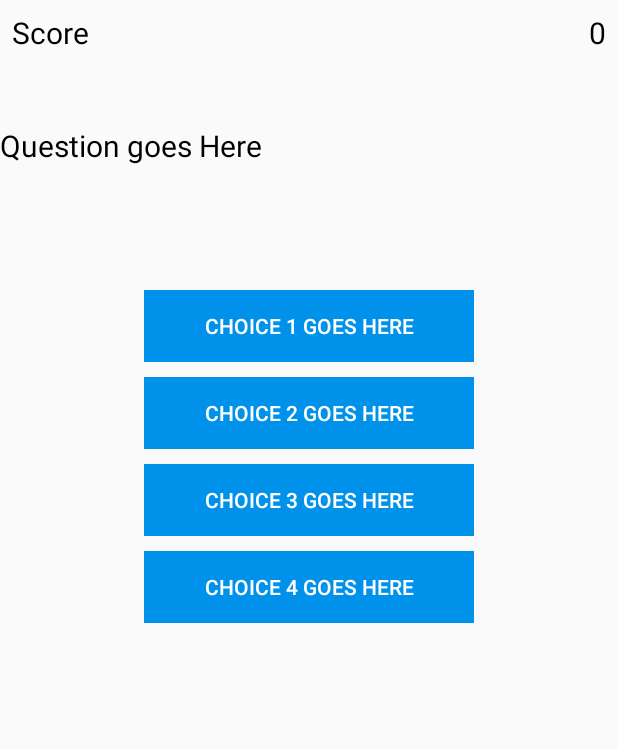
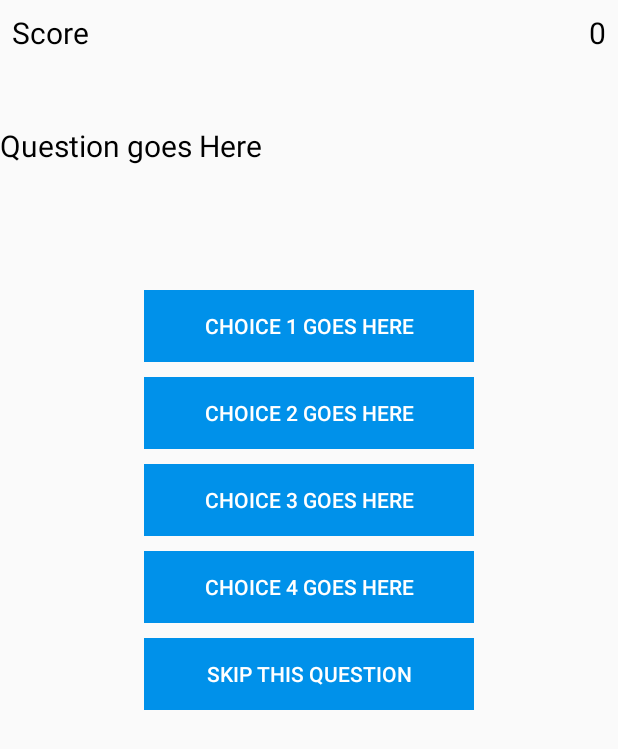
Before and after one commit to mohan564/Capstone, an Android app: the layout quiz.xml on its own in the app's theme, with its tools: preview values and no code run, on a phone screen of 412 x 824 dp. Shown: the top 749 px of the screen. Run offline under Robolectric (Android 15) with nearby library versions, the phone set to English and light mode, and no system bars.

Commit message:
Commit after skip button added in quiz fragment

```diff
--- a/app/src/main/res/layout/quiz.xml
+++ b/app/src/main/res/layout/quiz.xml
@@ -79,6 +79,16 @@
         android:layout_marginBottom="10dp"
         android:id="@+id/choice4"/>
 
+    <Button
+        android:layout_width="220sp"
+        android:layout_height="wrap_content"
+        android:text="Skip this Question"
+        android:layout_gravity="center"
+        android:background="#0091EA"
+        android:textColor="#fff"
+        android:layout_marginBottom="10dp"
+        android:id="@+id/skip"/>
+
 
 
 </LinearLayout>
```
Also changed, not shown: app/src/main/java/com/example/harpreet/vasdapunjab/Quiz.java (+29 -2 lines).
